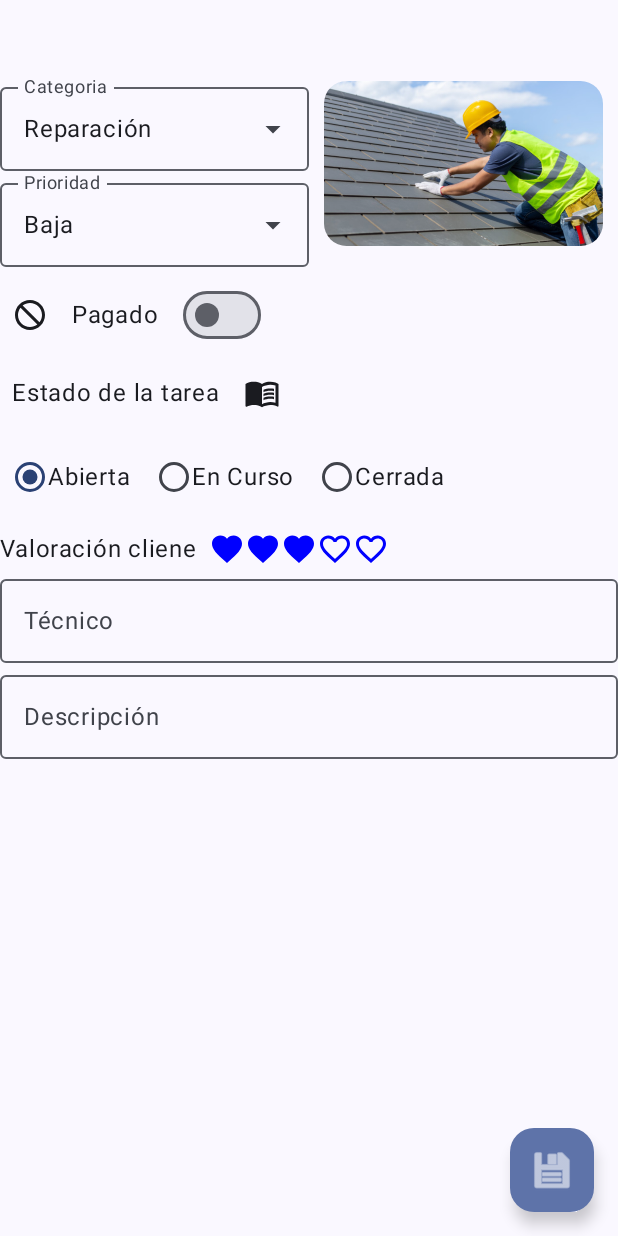
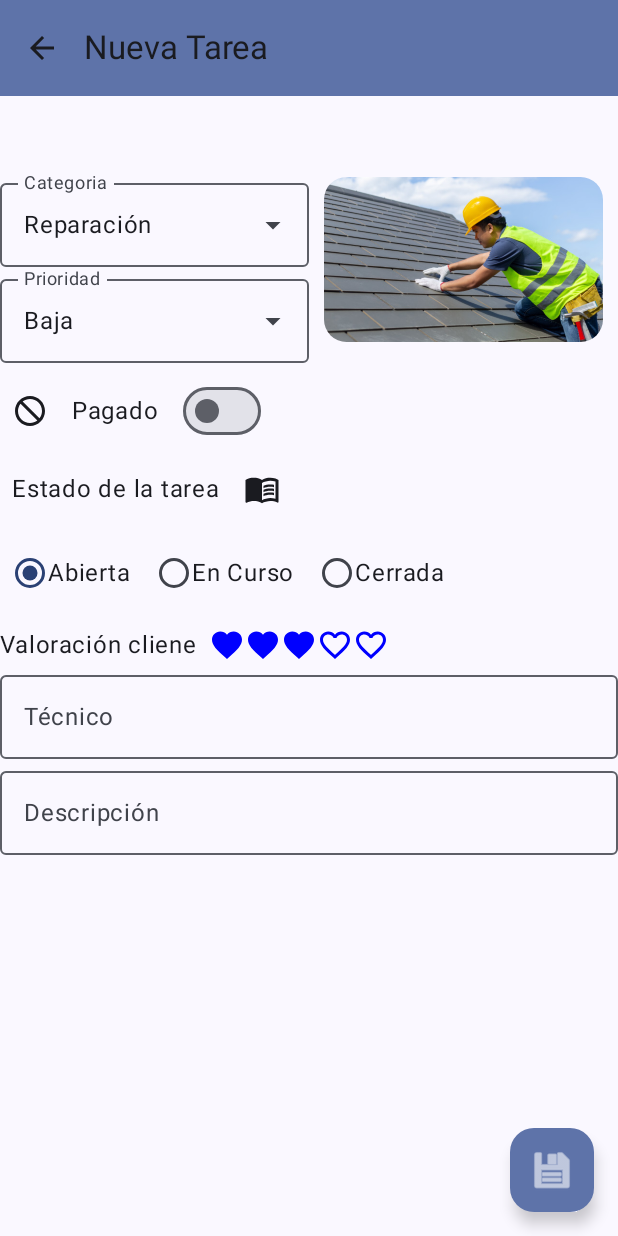
Before and after one commit to sochoa2024-SabrineBouragbaAnhari/P10-BD-Room, an Android app built with Jetpack Compose: the screen it shows after launch (MainActivity), on a phone screen of 412 x 824 dp. Run offline under Robolectric (Android 15) with nearby library versions, the phone set to English and light mode, and no system bars; 1 statement that could not run was skipped.

Commit message:
Generado el AppBar

```diff
--- a/app/src/main/java/net/iesseveroochoa/sabrinebouragba/tareasv01/ui/components/TopAppBar.kt
+++ b/app/src/main/java/net/iesseveroochoa/sabrinebouragba/tareasv01/ui/components/TopAppBar.kt
@@ -21,24 +21,27 @@ import net.iesseveroochoa.sabrinebouragba.tareasv01.R
 @OptIn(ExperimentalMaterial3Api::class)
 @Composable
 fun AppBar(
-    modifier: Modifier = Modifier,
     tituloPantallaActual: String,
     puedeNavegarAtras: Boolean,
-    navegarAtras: () -> Unit={}
+    navegaAtras: () -> Unit={},
+    modifier: Modifier = Modifier
 ) {
     TopAppBar(
-        title = { Text(tituloPantallaActual) },
+        //Recuperamos el título del enum AppScreen
+        title = { Text(text = tituloPantallaActual) },
         colors = TopAppBarDefaults.mediumTopAppBarColors(
             containerColor = MaterialTheme.colorScheme.primaryContainer
         ),
         modifier = modifier,
         navigationIcon = {
-            // si es la primera pantalla no muestra el botón de retroceso
+            //si es la primera pantalla no se muestra el botón de navegación
             if (puedeNavegarAtras) {
-                IconButton(onClick = navegarAtras) {
+                //lambda que iría a la pantalla anterior
+                IconButton(onClick = navegaAtras) {
                     Icon(
                         imageVector = Icons.AutoMirrored.Filled.ArrowBack,
-                        contentDescription = stringResource(R.string.label_atras)
+                        //recuerda que el texto tiene que ir en string.xml
+                        contentDescription = R.string.label_atras.toString()
                     )
                 }
             }
--- /dev/null
+++ b/app/src/main/java/net/iesseveroochoa/sabrinebouragba/tareasv01/ui/navigation/AppNavigation.kt
@@ -0,0 +1 @@
+package net.iesseveroochoa.sabrinebouragba.tareasv01.ui.navigation
--- a/app/src/main/java/net/iesseveroochoa/sabrinebouragba/tareasv01/ui/screens/tarea/Tarea.kt
+++ b/app/src/main/java/net/iesseveroochoa/sabrinebouragba/tareasv01/ui/screens/tarea/Tarea.kt
@@ -16,6 +16,7 @@ import androidx.compose.foundation.text.KeyboardOptions
 import androidx.compose.foundation.verticalScroll
 import androidx.compose.material.icons.Icons
 import androidx.compose.material.icons.filled.Info
+import androidx.compose.material3.ExperimentalMaterial3Api
 import androidx.compose.material3.FloatingActionButton
 import androidx.compose.material3.Icon
 import androidx.compose.material3.OutlinedTextField
@@ -39,22 +40,27 @@ import androidx.compose.ui.platform.LocalContext
 import androidx.compose.ui.res.painterResource
 import androidx.compose.ui.res.stringResource
 import androidx.compose.ui.text.input.ImeAction
-import androidx.compose.ui.tooling.preview.Preview
 import androidx.compose.ui.unit.dp
 import androidx.lifecycle.viewmodel.compose.viewModel
 import kotlinx.coroutines.launch
 import net.iesseveroochoa.sabrinebouragba.tareasv01.R
+import net.iesseveroochoa.sabrinebouragba.tareasv01.ui.components.AppBar
 import net.iesseveroochoa.sabrinebouragba.tareasv01.ui.components.BasicRadioButton
 import net.iesseveroochoa.sabrinebouragba.tareasv01.ui.components.DialogoConfirmacion
 import net.iesseveroochoa.sabrinebouragba.tareasv01.ui.components.DynamicSelectTextField
 import net.iesseveroochoa.sabrinebouragba.tareasv01.ui.components.RatingBar
 
+@OptIn(ExperimentalMaterial3Api::class)
 @SuppressLint("ResourceType")
 @Composable
 fun TareaScreen(
     modifier: Modifier = Modifier,
-    viewModel: TareaViewModel = viewModel()
+    viewModel: TareaViewModel = viewModel(),
+    posTarea: Long?=null,
+    onMostrar: () -> Unit = {},
+    onVolver: () -> Unit = {},
 ) {
+    posTarea?.let { viewModel.getTarea(it) }
     val uiStateTarea by viewModel.uiStateTarea.collectAsState()
 
     //no sé si poner esto está bien, pero me obligaba a ponerlo.
@@ -115,7 +121,19 @@ fun TareaScreen(
                     contentDescription = stringResource(R.string.label_guardar)
                 )
             }
+        },
+        topBar = {
+            AppBar(
+                tituloPantallaActual =  if (uiStateTarea.esTareaNueva)
+                        stringResource(R.string.label_nuevaTarea)
+                        else
+                            stringResource(R.string.label_editarTarea),
+
+                puedeNavegarAtras = true,
+                navegarAtras = onVolver
+            )
         }
+
     ) { innerPadding ->
         // Comienza la UI principal.
         Surface(
@@ -304,9 +322,3 @@ fun ShowOutlinedTextField(
         singleLine = singleLine
     )
 }
-
-@Preview(showBackground = true)
-@Composable
-fun TareaScreenPreview() {
-    TareaScreen()
-}
--- a/app/src/main/res/values/strings.xml
+++ b/app/src/main/res/values/strings.xml
@@ -42,5 +42,6 @@
     <string name="label_confirmacion">¿Desea guardar los cambios?</string>
 
     <string name="label_atras">Ir atrás</string>
-
+    <string name="label_nuevaTarea">Nueva Tarea</string>
+    <string name="label_editarTarea">Modificar Tarea</string>
 </resources>
```
